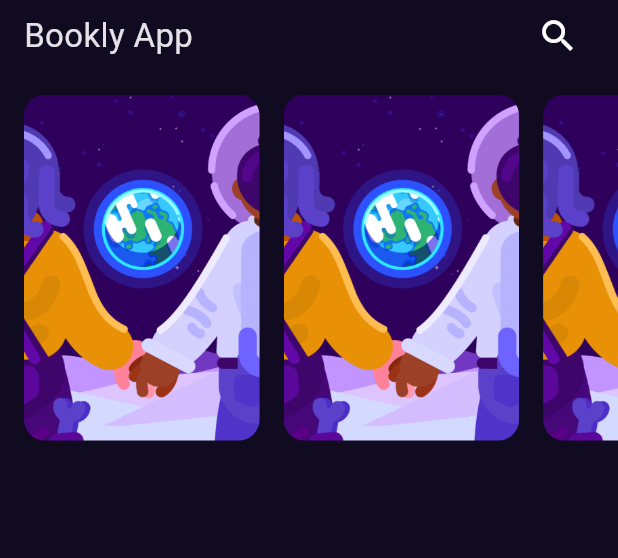
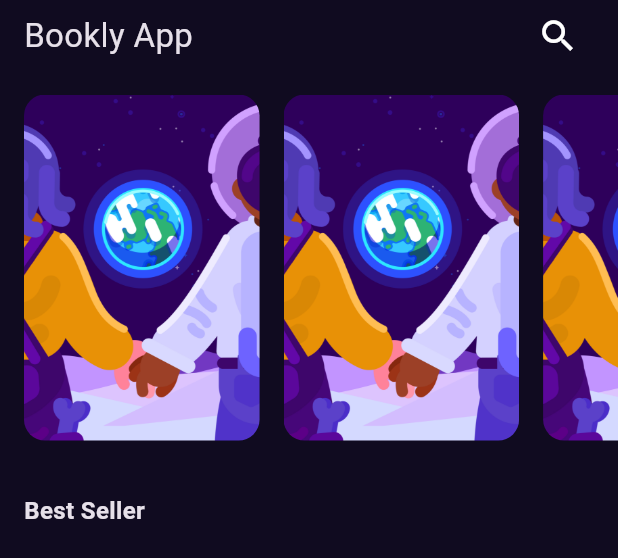
Before and after one commit to abanoubMaher70/bookly_app, a Flutter app: the HomeViewBody widget shown alone on an empty page, opened directly, on a phone screen of 412 x 824 dp. Shown: the top 558 px of the screen. Run offline on Flutter 3.47's test engine with Material 3 defaults, Android fonts, the phone set to English and light mode, and no system bars; our stand-ins replace flutter_svg.

Commit message:
add text styles to the app

```diff
--- /dev/null
+++ b/lib/core/utils/styles.dart
@@ -0,0 +1,28 @@
+import 'package:flutter/material.dart';
+
+abstract class Styles {
+  static const appName = TextStyle(
+    fontWeight: FontWeight.bold,
+    fontSize: 18,
+  );
+
+  static const textStyle16 = TextStyle(
+    fontWeight: FontWeight.bold,
+    fontSize: 16,
+  );
+
+  static const textStyle20 = TextStyle(
+    fontWeight: FontWeight.bold,
+    fontSize: 20,
+  );
+
+  static const textStyle14 = TextStyle(
+    fontWeight: FontWeight.normal,
+    fontSize: 14,
+    color: Colors.grey,
+  );
+  static const textStyle22 = TextStyle(
+    fontWeight: FontWeight.bold,
+    fontSize: 22,
+  );
+}
--- a/lib/features/home/presentation/views/widgets/books_covers_list_view.dart
+++ b/lib/features/home/presentation/views/widgets/books_covers_list_view.dart
@@ -11,7 +11,7 @@ class BooksCoversListView extends StatelessWidget {
       child: ListView.builder(
         physics: const BouncingScrollPhysics(),
         scrollDirection: Axis.horizontal,
-        itemCount: 7,
+        itemCount: 8,
         itemBuilder: (context, index) {
           return const BookCoverItem();
         },
--- a/lib/features/home/presentation/views/widgets/home_view_body.dart
+++ b/lib/features/home/presentation/views/widgets/home_view_body.dart
@@ -1,3 +1,4 @@
+import 'package:bookly_app/core/utils/styles.dart';
 import 'package:bookly_app/features/home/presentation/views/widgets/books_covers_list_view.dart';
 import 'package:bookly_app/features/home/presentation/views/widgets/custom_app_bar.dart';
 import 'package:flutter/material.dart';
@@ -20,9 +21,9 @@ class HomeViewBody extends StatelessWidget {
                 CustomAppBar(),
                 SizedBox(height: 15),
                 BooksCoversListView(),
-                // SizedBox(height: 35),
-                // Text("Best Seller", style: Styles.textStyle20),
-                // SizedBox(height: 15),
+                SizedBox(height: 35),
+                Text("Best Seller", style: Styles.textStyle16),
+                SizedBox(height: 15),
               ],
             ),
           ),
```
